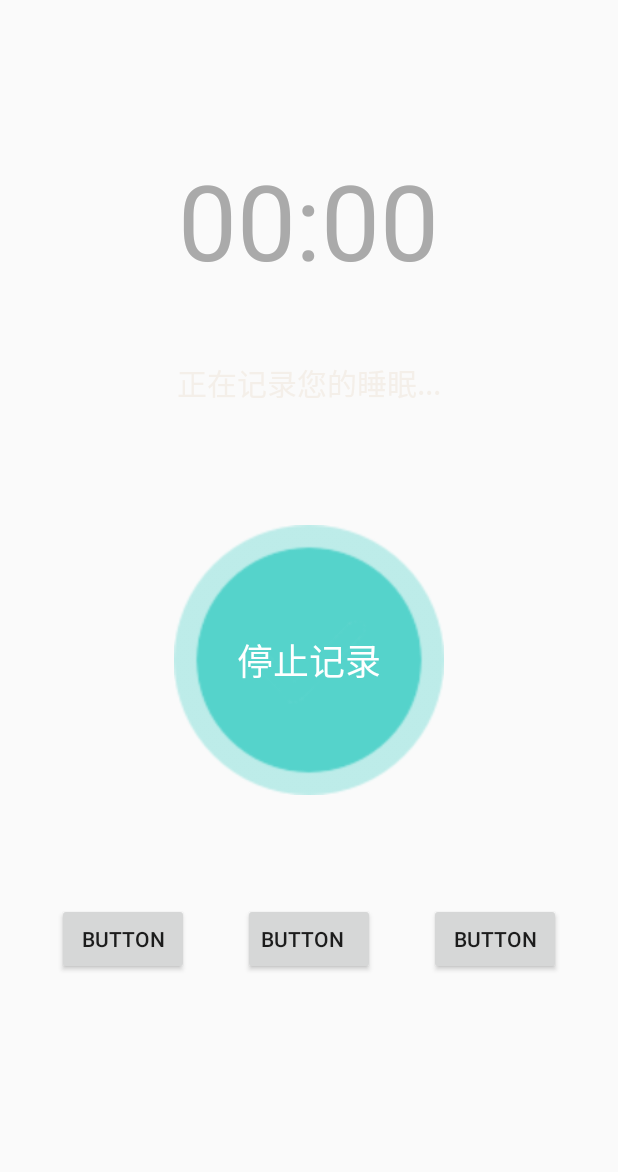
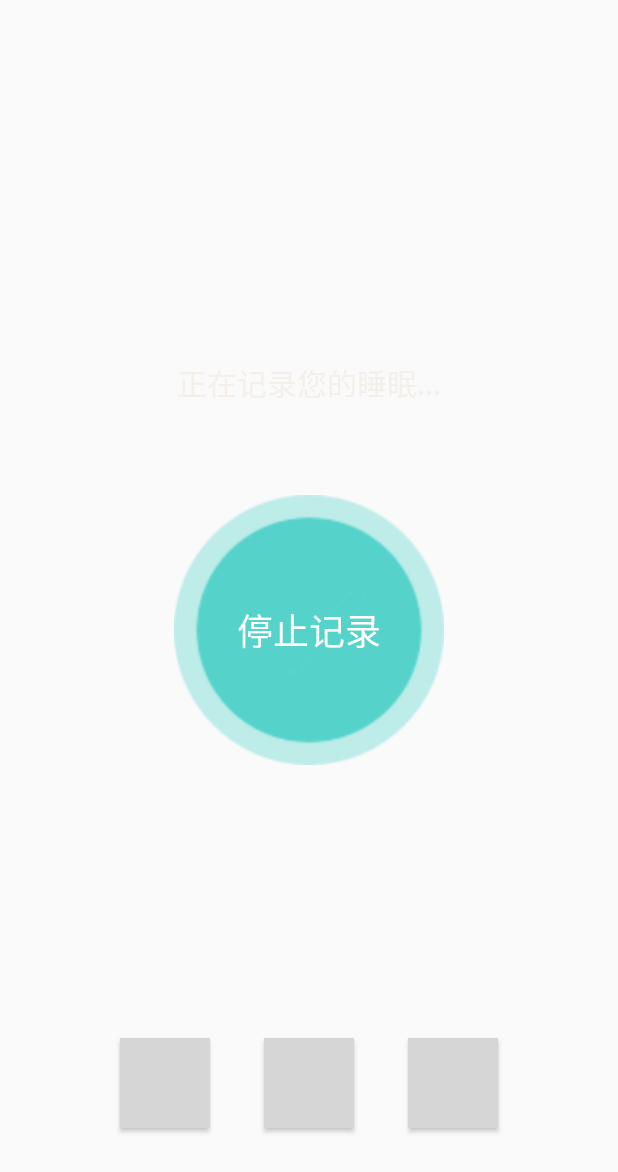
Before and after one commit to yzhHoward/SleepHelper, an Android app: the layout sleep.xml on its own in the app's theme, with its tools: preview values and no code run, on a phone screen of 412 x 824 dp. Shown: the top 1172 px of the screen. Run offline under Robolectric (Android 15) with nearby library versions, the phone set to English and light mode, and no system bars; Roboto replaces fonts that are not available here; grey boxes are pictures that could not be loaded.

Commit message:
bug fixed.

```diff
--- a/app/src/main/AndroidManifest.xml
+++ b/app/src/main/AndroidManifest.xml
@@ -53,10 +53,7 @@
             android:enabled="true"
             android:process=":music_service"/>
 
-        <service
-            android:name=".service.MediaService"
-            android:enabled="true"
-            android:process=":media_service" />
+        <service android:name=".service.MediaService"/>
 
         <service
             android:name=".service.AliveJobService"
--- a/app/src/main/res/layout/sleep.xml
+++ b/app/src/main/res/layout/sleep.xml
@@ -13,7 +13,7 @@
         android:layout_centerHorizontal="true"
         android:layout_marginTop="100dp"
         android:fontFamily="sans-serif"
-        android:text="00:00"
+        android:text=""
         android:textColor="@android:color/darker_gray"
         android:textSize="70sp"
         app:layout_constraintEnd_toEndOf="parent"
@@ -26,7 +26,7 @@
         android:layout_height="180dp"
         android:layout_below="@+id/textView"
         android:layout_centerHorizontal="true"
-        android:layout_marginTop="80dp"
+        android:layout_marginTop="60dp"
         android:background="@drawable/stop"
         android:onClick="onRunningClick2"
         android:text="停止记录"
@@ -53,35 +53,38 @@
 
     <Button
         android:id="@+id/play"
-        android:layout_width="wrap_content"
-        android:layout_height="wrap_content"
-        android:layout_below="@+id/btn_stop"
+        android:layout_width="60dp"
+        android:layout_height="60dp"
+        android:layout_alignParentBottom="true"
         android:layout_centerHorizontal="true"
-        android:layout_marginTop="72dp"
+        android:layout_marginBottom="72dp"
+        android:background="@drawable/music_start"
         android:onClick="onClickMedia"
-        android:text="Button"
+        android:text=""
         android:textAlignment="viewStart" />
 
     <Button
         android:id="@+id/next"
-        android:layout_width="wrap_content"
-        android:layout_height="wrap_content"
+        android:layout_width="60dp"
+        android:layout_height="60dp"
         android:layout_alignTop="@+id/play"
         android:layout_marginStart="36dp"
         android:layout_marginTop="0dp"
         android:layout_toEndOf="@+id/play"
+        android:background="@drawable/music_next"
         android:onClick="onClickMedia"
-        android:text="Button" />
+        android:text="" />
 
     <Button
         android:id="@+id/previous"
-        android:layout_width="wrap_content"
-        android:layout_height="wrap_content"
+        android:layout_width="60dp"
+        android:layout_height="60dp"
         android:layout_alignTop="@+id/play"
         android:layout_marginTop="0dp"
         android:layout_marginEnd="36dp"
         android:layout_toStartOf="@+id/play"
+        android:background="@drawable/music_last"
         android:onClick="onClickMedia"
-        android:text="Button" />
+        android:text="" />
 
 </RelativeLayout>
--- a/build.gradle
+++ b/build.gradle
@@ -1,14 +1,13 @@
 // Top-level build file where you can add configuration options common to all sub-projects/modules.
 
 buildscript {
-
     repositories {
         google()
         jcenter()
         mavenCentral()
     }
     dependencies {
-        classpath 'com.android.tools.build:gradle:3.3.2'
+        classpath 'com.android.tools.build:gradle:3.4.1'
         classpath 'org.greenrobot:greendao-gradle-plugin:3.2.2'
 
         // NOTE: Do not place your application dependencies here; they belong
```
Also changed, not shown: app/src/main/java/com/howard/sleephelper/Sleep.java (+34 -22 lines), app/src/main/java/com/howard/sleephelper/service/MediaService.java (+77 -47 lines).
